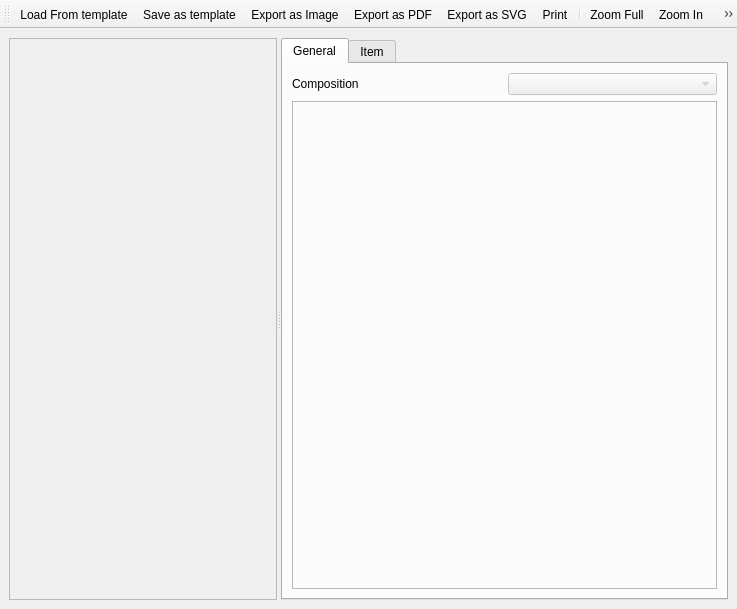
First picture: the form in qgis/src/ui/qgscomposerbase.ui, repository sourcepole/qgis, before the edit.
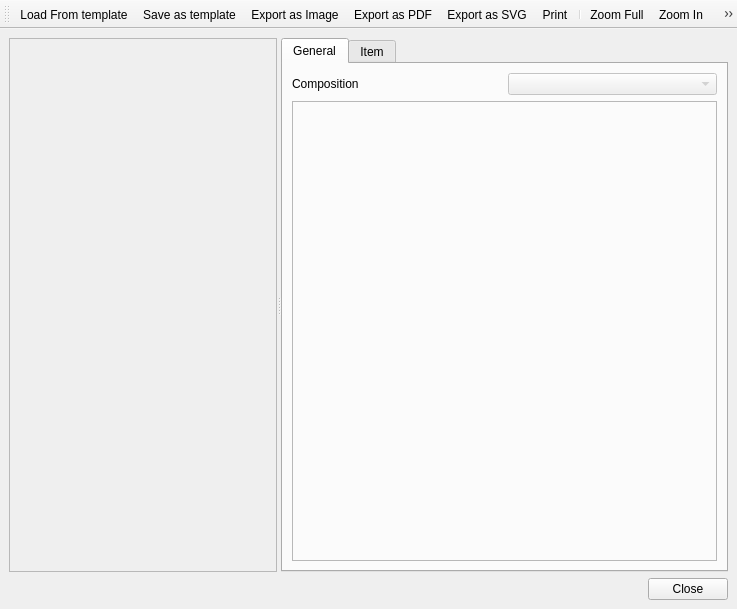
Second picture: the form after the edit. Icons and pictures are not drawn.

Commit message: [FEATURE?] Close composers instead of deleting them. Added composer manager dialog to manage the existing composer instances

```diff
--- a/qgis/src/ui/qgscomposerbase.ui
+++ b/qgis/src/ui/qgscomposerbase.ui
@@ -20,8 +20,8 @@
    <property name="mouseTracking">
     <bool>true</bool>
    </property>
-   <layout class="QGridLayout">
-    <item row="1" column="0">
+   <layout class="QGridLayout" name="gridLayout">
+    <item row="0" column="0">
      <widget class="QSplitter" name="mSplitter">
       <property name="mouseTracking">
        <bool>true</bool>
@@ -133,6 +133,13 @@
       </widget>
      </widget>
     </item>
+    <item row="1" column="0">
+     <widget class="QDialogButtonBox" name="mButtonBox">
+      <property name="standardButtons">
+       <set>QDialogButtonBox::Close</set>
+      </property>
+     </widget>
+    </item>
    </layout>
   </widget>
   <widget class="QToolBar" name="toolBar">
```
The commit also changes 10 other files.
